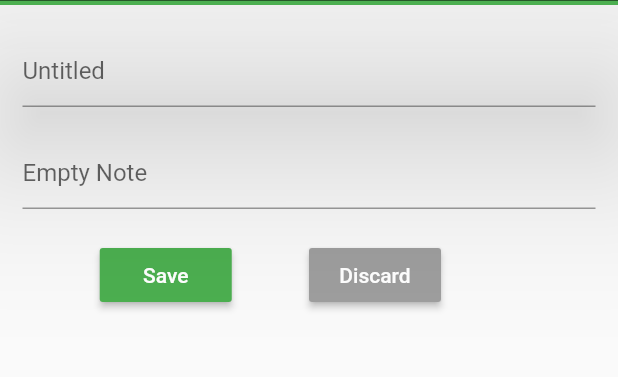
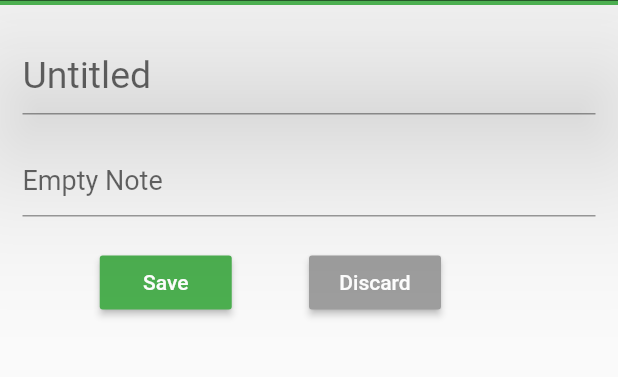
Before and after one commit to gaganyadav80/givnotes, a Flutter app: the Notebooks screen opened directly, after a tap on the "add" icon, on a phone screen of 412 x 824 dp, the part 79-456 px from its top. Run offline on Flutter 3.47's test engine with Material 2 defaults, Android fonts, the phone set to English and light mode, and no system bars; our stand-ins replace firebase_auth, font_awesome_flutter, getflutter, google_sign_in, rflutter_alert, sqflite; accounts and stored records are empty.

Commit message:
Added local notes storage with sqflite

```diff
--- a/lib/pages/home.dart
+++ b/lib/pages/home.dart
@@ -1,22 +1,35 @@
 import 'package:flutter/material.dart';
-import 'package:givnotes/pages/notes.dart';
+import 'package:givnotes/pages/notesEdit.dart';
 import 'package:givnotes/ui/drawerItems.dart';
 import 'package:givnotes/ui/homePageItems.dart';
+import 'package:givnotes/utils/notesDB.dart';
 
-class HomePage extends StatelessWidget {
+class HomePage extends StatefulWidget {
+  @override
+  _HomePageState createState() => _HomePageState();
+}
+
+class _HomePageState extends State<HomePage> {
   @override
   Widget build(BuildContext context) {
     return SafeArea(
       child: Scaffold(
         drawer: DrawerItems(),
         appBar: MyAppBar('ALL NOTES'),
-        body: ListView.builder(
-          itemCount: 20,
+        body: FutureBuilder(
+          future: NotesDB.getNoteList(),
+          builder: (context, snapshot) {
+            if (snapshot.connectionState == ConnectionState.done) {
+              final notes = snapshot.data;
+              return ListView.builder(
+                itemCount: notes.length,
                 itemBuilder: (context, index) {
                   return GestureDetector(
                     onTap: () {
                       Navigator.push(
-                    context, MaterialPageRoute(builder: (context) => NotesView(NoteMode.Editing)));
+                          context,
+                          MaterialPageRoute(
+                              builder: (context) => NotesEdit(NoteMode.Editing, notes[index])));
                     },
                     child: Card(
                       child: Padding(
@@ -24,14 +37,18 @@ class HomePage extends StatelessWidget {
                         child: Column(
                           crossAxisAlignment: CrossAxisAlignment.start,
                           children: <Widget>[
-                      _NoteTitle(),
+                            _NoteTitle(notes[index]['title']),
                             Container(height: 4),
-                      _NoteText(),
+                            _NoteText(notes[index]['text']),
                           ],
                         ),
                       ),
                     ),
                   );
+                },
+              );
+            }
+            return Center(child: CircularProgressIndicator(backgroundColor: Colors.black));
           },
         ),
         floatingActionButton: ActionBarMenu(),
@@ -43,10 +60,13 @@ class HomePage extends StatelessWidget {
 }
 
 class _NoteTitle extends StatelessWidget {
+  final String _title;
+  _NoteTitle(this._title);
+
   @override
   Widget build(BuildContext context) {
     return Text(
-      'Some Title',
+      _title,
       style: TextStyle(
         fontSize: 25,
         fontWeight: FontWeight.bold,
@@ -56,11 +76,14 @@ class _NoteTitle extends StatelessWidget {
 }
 
 class _NoteText extends StatelessWidget {
+  final String _text;
+  _NoteText(this._text);
+
   @override
   Widget build(BuildContext context) {
     return Text(
-      'Some Title',
-      style: TextStyle(color: Colors.grey[600]),
+      _text,
+      style: TextStyle(color: Colors.grey[800]),
       maxLines: 2,
       overflow: TextOverflow.ellipsis,
     );
--- a/lib/pages/notes.dart
+++ /dev/null
@@ -1,68 +0,0 @@
-import 'package:flutter/material.dart';
-
-import '../ui/drawerItems.dart';
-import '../ui/homePageItems.dart';
-
-enum NoteMode { Editing, Adding }
-
-class NotesView extends StatelessWidget {
-  final NoteMode _noteMode;
-  NotesView(this._noteMode);
-
-  @override
-  Widget build(BuildContext context) {
-    return SafeArea(
-      child: Scaffold(
-        drawer: DrawerItems(),
-        appBar: MyAppBar(_noteMode == NoteMode.Adding ? 'NEW NOTE' : 'EDIT NOTE', true),
-        body: Container(
-          margin: EdgeInsets.only(left: 15, right: 15, top: 20),
-          child: Column(
-            children: <Widget>[
-              TextField(
-                decoration: InputDecoration(hintText: 'Untitled'),
-              ),
-              SizedBox(height: 20),
-              TextField(
-                decoration: InputDecoration(
-                  hintText: 'Empty Note',
-                ),
-              ),
-              Container(height: 20),
-              Row(
-                mainAxisAlignment: MainAxisAlignment.spaceEvenly,
-                children: <Widget>[
-                  _NoteButton('Save', Colors.green, () {}),
-                  _NoteButton('Discard', Colors.grey, () {}),
-                  _noteMode == NoteMode.Editing
-                      ? _NoteButton('Delete', Colors.red, () {})
-                      : SizedBox(),
-                ],
-              )
-            ],
-          ),
-        ),
-      ),
-    );
-  }
-}
-
-class _NoteButton extends StatelessWidget {
-  final String text;
-  final Color color;
-  final Function onpressed;
-
-  _NoteButton(this.text, this.color, [this.onpressed]);
-
-  @override
-  Widget build(BuildContext context) {
-    return MaterialButton(
-      onPressed: () {},
-      child: Text(
-        text,
-        style: TextStyle(color: Colors.white),
-      ),
-      color: color,
-    );
-  }
-}
--- /dev/null
+++ b/lib/pages/notesEdit.dart
@@ -0,0 +1,135 @@
+import 'package:flutter/material.dart';
+import 'package:givnotes/utils/notesDB.dart';
+
+import 'package:givnotes/ui/drawerItems.dart';
+import 'package:givnotes/ui/homePageItems.dart';
+
+enum NoteMode { Editing, Adding }
+
+class NotesEdit extends StatefulWidget {
+  final NoteMode noteMode;
+  final Map<String, dynamic> note;
+
+  NotesEdit(this.noteMode, [this.note]);
+
+  @override
+  _NotesEditState createState() => _NotesEditState();
+}
+
+class _NotesEditState extends State<NotesEdit> {
+  final TextEditingController _titleController = TextEditingController();
+  final TextEditingController _textController = TextEditingController();
+
+  // List<Map<String, String>> get _notes => NoteInherited.of(context).notes;
+
+  @override
+  void didChangeDependencies() {
+    if (widget?.noteMode == NoteMode.Editing) {
+      _titleController.text = widget.note['title'];
+      _textController.text = widget.note['text'];
+    }
+    super.didChangeDependencies();
+  }
+
+  @override
+  Widget build(BuildContext context) {
+    return SafeArea(
+      child: Scaffold(
+        drawer: DrawerItems(),
+        appBar: MyAppBar(widget.noteMode == NoteMode.Adding ? 'NEW NOTE' : 'EDIT NOTE', true),
+        body: Container(
+          margin: EdgeInsets.only(left: 15, right: 15, top: 20),
+          child: Column(
+            children: <Widget>[
+              // ! Text Fields Start
+              TextField(
+                controller: _titleController,
+                decoration: InputDecoration(
+                  hintText: 'Untitled',
+                  hintStyle: TextStyle(fontSize: 25, fontWeight: FontWeight.normal),
+                ),
+                style: TextStyle(
+                  fontSize: 25,
+                  fontWeight: FontWeight.bold,
+                ),
+              ),
+              SizedBox(height: 20),
+              // TODO : Add Markdown support
+              TextField(
+                controller: _textController,
+                decoration: InputDecoration(
+                  hintText: 'Empty Note',
+                  hintStyle: TextStyle(fontSize: 18),
+                ),
+                style: TextStyle(fontSize: 18),
+              ),
+              // ! Text Field Ends
+
+              Container(height: 20),
+              Row(
+                mainAxisAlignment: MainAxisAlignment.spaceEvenly,
+                children: <Widget>[
+                  _NoteButton(
+                    'Save',
+                    Colors.green,
+                    () {
+                      final title = _titleController.text;
+                      final text = _textController.text;
+
+                      if (widget?.noteMode == NoteMode.Adding) {
+                        NotesDB.insertNote({
+                          'title': title,
+                          'text' : text,
+                        });
+                      } else if (widget?.noteMode == NoteMode.Editing) {
+                        NotesDB.updateNote({
+                          'id' : widget.note['id'],
+                          'title' : title,
+                          'text' : text,
+                        });
+                      }
+                      Navigator.pop(context);
+                    },
+                  ),
+                  _NoteButton(
+                    'Discard',
+                    Colors.grey,
+                    () {
+                      Navigator.pop(context);
+                    },
+                  ),
+                  widget.noteMode == NoteMode.Editing
+                      ? _NoteButton('Delete', Colors.red, () async {
+                          await NotesDB.deleteNote(widget.note['id']);
+                          Navigator.pop(context);
+                        })
+                      : SizedBox(),
+                ],
+              )
+            ],
+          ),
+        ),
+      ),
+    );
+  }
+}
+
+class _NoteButton extends StatelessWidget {
+  final String _text;
+  final Color _color;
+  final Function _onPressed;
+
+  _NoteButton(this._text, this._color, [this._onPressed]);
+
+  @override
+  Widget build(BuildContext context) {
+    return MaterialButton(
+      onPressed: _onPressed,
+      child: Text(
+        _text,
+        style: TextStyle(color: Colors.white),
+      ),
+      color: _color,
+    );
+  }
+}
--- a/lib/ui/homePageItems.dart
+++ b/lib/ui/homePageItems.dart
@@ -2,7 +2,7 @@ import 'package:flutter/material.dart';
 import 'package:flutter/painting.dart';
 import 'package:flutter/widgets.dart';
 import 'package:getflutter/getflutter.dart';
-import 'package:givnotes/pages/notes.dart';
+import 'package:givnotes/pages/notesEdit.dart';
 import 'package:givnotes/pages/profile.dart';
 
 import '../pages/home.dart';
@@ -151,7 +151,7 @@ class _ActionBarMenuState extends State<ActionBarMenu> {
         // TODO: Add entries for action button.
         onPressed: () {
           Navigator.push(
-              context, MaterialPageRoute(builder: (context) => NotesView(NoteMode.Adding)));
+              context, MaterialPageRoute(builder: (context) => NotesEdit(NoteMode.Adding)));
         },
       ),
     );
--- /dev/null
+++ b/lib/utils/noteInherited.dart
@@ -0,0 +1,33 @@
+import 'package:flutter/material.dart';
+
+class NoteInherited extends InheritedWidget {
+  NoteInherited({Key key, this.child}) : super(key: key, child: child);
+
+  final Widget child;
+
+  final notes = [
+    {
+      'title': 'This is test title',
+      'text': 'This is test note',
+    },
+    {
+      'title': 'This is test title',
+      'text': 'This is test note',
+    },
+    {
+      'title': 'This is test title',
+      'text': 'This is test note',
+    },
+  ];
+
+  static NoteInherited of(BuildContext context) {
+    return context.dependOnInheritedWidgetOfExactType<NoteInherited>();
+  }
+
+  @override
+  bool updateShouldNotify(NoteInherited oldWidget) {
+    return oldWidget.notes != notes;
+  }
+}
+
+// inheritFromWidgetOfExactType(NoteInherited)
```
Also changed, not shown: lib/main.dart (+8 -5 lines), lib/utils/notesDB.dart (added, +53 -0 lines). Lines whose indentation alone changed are shown as unchanged.
